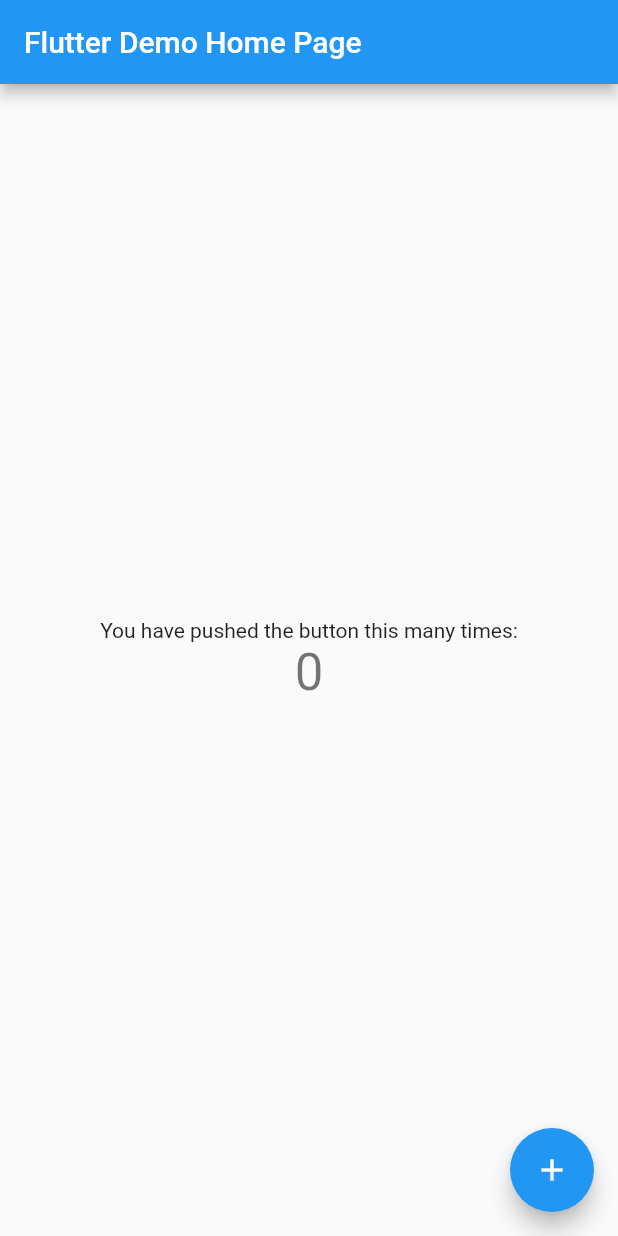
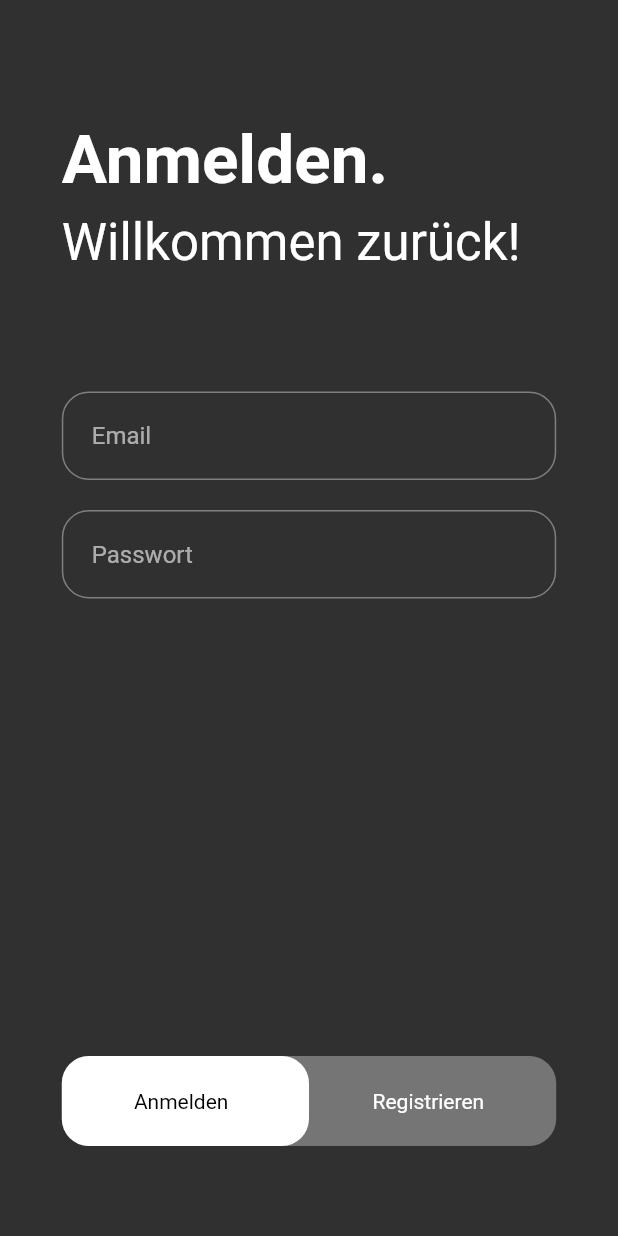
Before and after one commit to Bennet303/coronatestergebnis-mobil, a Flutter app: the screen it shows after launch, on a phone screen of 412 x 824 dp. Run offline on Flutter 3.47's test engine with Material 2 defaults, Android fonts, the phone set to English and light mode, and no system bars; our stand-ins replace bloc, dartz, equatable, firebase_auth, firebase_core, get_it; accounts and stored records are empty.

Commit message:
add sigin in presentation

```diff
--- a/lib/core/error/failure.dart
+++ b/lib/core/error/failure.dart
@@ -1,7 +1,8 @@
 import 'package:equatable/equatable.dart';
 
 abstract class Failure extends Equatable {
+  final String message;
   // If the subclasses have some properties, they'll get passed to this constructor
   // so that Equatable can perform value comparison.
-  Failure([List properties = const <dynamic>[]]) : super();
+  Failure(this.message, [List properties = const <dynamic>[]]) : super();
 }
--- a/lib/features/authentication/data/datasources/firebase.remote.data.source.dart
+++ b/lib/features/authentication/data/datasources/firebase.remote.data.source.dart
@@ -9,7 +9,7 @@
   FirebaseAuth auth = FirebaseAuth.instance;
 
   @override
-  UserModel getCurrentUser() {
+  Future<UserModel> getCurrentUser() async {
     final user = auth.currentUser;
     final name = auth.currentUser?.displayName?.split(';') ?? ["", ""];
     return new UserModel(
@@ -20,12 +20,12 @@
   }
 
   @override
-  bool isLoggedIn() {
+  Future<bool> isLoggedIn() async {
     return auth.currentUser != null;
   }
 
   @override
-  void login(Credentials credentials) {
+  Future<void> login(Credentials credentials) async {
     auth.signInWithEmailAndPassword(
         email: credentials.email, password: credentials.password);
   }
--- a/lib/features/authentication/data/datasources/login.remote.data.source.dart
+++ b/lib/features/authentication/data/datasources/login.remote.data.source.dart
@@ -1,6 +1,5 @@
 import '../models/user.model.dart';
 import '../../domain/entities/credentials.dart';
-import 'package:dartz/dartz.dart';
 
 abstract class LoginRemoteDataSource {
   Future login(Credentials credentials);
--- a/lib/features/authentication/data/repositories/login.repository.impl.dart
+++ b/lib/features/authentication/data/repositories/login.repository.impl.dart
@@ -1,4 +1,5 @@
 import 'package:dartz/dartz.dart';
+
 import '../datasources/login.remote.data.source.dart';
 import 'package:coronatestergebnis_app/features/authentication/domain/entities/credentials.dart';
 
--- a/lib/features/authentication/presentation/bloc/login_event.dart
+++ /dev/null
@@ -1,4 +0,0 @@
-part of 'login_bloc.dart';
-
-@immutable
-abstract class LoginEvent {}
--- a/lib/features/authentication/presentation/bloc/login_state.dart
+++ /dev/null
@@ -1,4 +0,0 @@
-part of 'login_bloc.dart';
-@immutable
-abstract class LoginState {}
-class LoginInitial extends LoginState {}
--- /dev/null
+++ b/lib/features/authentication/presentation/pages/authentication.page.content.dart
@@ -0,0 +1,40 @@
+import 'package:coronatestergebnis_app/features/authentication/presentation/pages/register.page.dart';
+import 'package:coronatestergebnis_app/features/authentication/presentation/pages/sign.in.page.dart';
+import 'package:coronatestergebnis_app/features/authentication/presentation/widgets/text.input.field.dart';
+import 'package:flutter/material.dart';
+
+class AuthenticationPageContent extends StatefulWidget {
+  @override
+  State<AuthenticationPageContent> createState() =>
+      _AuthenticationPageContentState();
+}
+
+class _AuthenticationPageContentState extends State<AuthenticationPageContent> {
+  PageController _pageController = PageController(initialPage: 0);
+  @override
+  Widget build(BuildContext context) {
+    return PageView(
+      controller: _pageController,
+      children: [
+        Padding(
+          padding: EdgeInsets.symmetric(
+            horizontal: MediaQuery.of(context).size.width * 0.1,
+          ),
+          child: SignInPage(),
+        ),
+        Padding(
+          padding: EdgeInsets.symmetric(
+            horizontal: MediaQuery.of(context).size.width * 0.1,
+          ),
+          child: RegisterPage(),
+        ),
+      ],
+    );
+  }
+
+  @override
+  void dispose() {
+    _pageController.dispose();
+    super.dispose();
+  }
+}
--- /dev/null
+++ b/lib/features/authentication/presentation/pages/authentication.page.dart
@@ -0,0 +1,28 @@
+import 'package:coronatestergebnis_app/features/authentication/presentation/pages/authentication.page.content.dart';
+import 'package:coronatestergebnis_app/features/authentication/presentation/widgets/sign.in.register.switch.dart';
+import 'package:flutter/material.dart';
+
+class AuthenticationPage extends StatelessWidget {
+  @override
+  Widget build(BuildContext context) {
+    return Scaffold(
+      body: Container(
+        padding: EdgeInsets.symmetric(vertical: 60),
+        child: Stack(
+          children: [
+            Positioned.fill(child: AuthenticationPageContent()),
+            Align(
+              alignment: FractionalOffset.bottomCenter,
+              child: Padding(
+                padding: EdgeInsets.symmetric(
+                  horizontal: MediaQuery.of(context).size.width * 0.1,
+                ),
+                child: SignInRegisterSwitch(),
+              ),
+            ),
+          ],
+        ),
+      ),
+    );
+  }
+}
--- /dev/null
+++ b/lib/features/authentication/presentation/pages/sign.in.page.dart
@@ -0,0 +1,53 @@
+import 'package:coronatestergebnis_app/features/authentication/presentation/widgets/text.input.field.dart';
+import 'package:flutter/material.dart';
+
+class SignInPage extends StatelessWidget {
+  final TextEditingController _passwordController = new TextEditingController();
+  final TextEditingController _emailController = new TextEditingController();
+
+  @override
+  Widget build(BuildContext context) {
+    return Column(
+      children: [
+        Column(
+          children: [
+            Container(
+              margin: EdgeInsets.only(top: 20, bottom: 80),
+              width: MediaQuery.of(context).size.width,
+              child: Align(
+                alignment: Alignment.centerLeft,
+                child: Column(
+                  crossAxisAlignment: CrossAxisAlignment.start,
+                  children: [
+                    Text(
+                      'Anmelden.',
+                      style: Theme.of(context).textTheme.headline3!.copyWith(
+                          color: Colors.white, fontWeight: FontWeight.bold),
+                    ),
+                    SizedBox(
+                      height: 8,
+                    ),
+                    Text(
+                      'Willkommen zurück!',
+                      style: Theme.of(context).textTheme.headline4!.copyWith(
+                          color: Colors.white, fontWeight: FontWeight.normal),
+                    ),
+                  ],
+                ),
+              ),
+            ),
+            TextInputField(
+              controller: _emailController,
+              hint: 'Email',
+            ),
+            SizedBox(height: 20),
+            TextInputField(
+              controller: _passwordController,
+              hint: 'Passwort',
+            ),
+          ],
+        ),
+      ],
+    );
+  }
+}
--- /dev/null
+++ b/lib/features/authentication/presentation/widgets/sign.in.register.switch.dart
@@ -0,0 +1,52 @@
+import 'package:flutter/material.dart';
+
+class SignInRegisterSwitch extends StatefulWidget {
+  @override
+  _SignInRegisterSwitchState createState() => _SignInRegisterSwitchState();
+}
+
+class _SignInRegisterSwitchState extends State<SignInRegisterSwitch> {
+  bool firstOptionActive = true;
+
+  @override
+  Widget build(BuildContext context) {
+    return Container(
+      height: 60,
+      child: Stack(
+        children: [
+          Container(
+            decoration: BoxDecoration(
+              color: Colors.grey[600],
+              borderRadius: BorderRadius.circular(18),
+            ),
+          ),
+          LayoutBuilder(
+            builder: (context, constraints) => Container(
+              width: constraints.maxWidth * 0.5,
+              decoration: BoxDecoration(
+                color: Colors.white,
+                borderRadius: BorderRadius.circular(18),
+              ),
+            ),
+          ),
+          Positioned.fill(
+            child: Row(
+              crossAxisAlignment: CrossAxisAlignment.center,
+              mainAxisAlignment: MainAxisAlignment.spaceAround,
+              children: [
+                Text(
+                  'Anmelden',
+                  style: TextStyle(
+                      color: firstOptionActive ? Colors.black : Colors.white),
+                ),
+                Text('Registrieren',
+                    style: TextStyle(
+                        color: firstOptionActive ? Colors.white : Colors.black))
+              ],
+            ),
+          )
+        ],
+      ),
+    );
+  }
+}
--- /dev/null
+++ b/lib/features/authentication/presentation/widgets/text.input.field.dart
@@ -0,0 +1,22 @@
+import 'package:flutter/material.dart';
+
+class TextInputField extends StatelessWidget {
+  final TextEditingController controller;
+  final String hint;
+
+  const TextInputField({Key? key, required this.controller, required this.hint})
+      : super(key: key);
+
+  @override
+  Widget build(BuildContext context) {
+    return TextField(
+      controller: controller,
+      decoration: InputDecoration(
+        hintText: hint,
+        contentPadding: EdgeInsets.all(20),
+        border: OutlineInputBorder(
+            borderRadius: BorderRadius.all(Radius.circular(18.0))),
+      ),
+    );
+  }
+}
--- a/lib/main.dart
+++ b/lib/main.dart
@@ -1,7 +1,8 @@
+import 'package:coronatestergebnis_app/features/authentication/presentation/pages/authentication.page.dart';
 import 'package:flutter/material.dart';
 import 'package:firebase_core/firebase_core.dart';
 
-void main() {
+void main() async {
   WidgetsFlutterBinding.ensureInitialized();
   runApp(MyApp());
 }
@@ -12,14 +13,15 @@
   Widget build(BuildContext context) {
     return MaterialApp(
       title: 'Flutter Demo',
-      theme: ThemeData(
-        primarySwatch: Colors.blue,
-      ),
+      theme: ThemeData.dark(),
       home: FutureBuilder(
-        future: _initialization,
-        builder: (context, snapshot) =>
-            MyHomePage(title: 'Flutter Demo Home Page'),
-      ),
+          future: _initialization,
+          builder: (context, snapshot) {
+            if (snapshot.connectionState == ConnectionState.done) {
+              return AuthenticationPage();
+            }
+            return Container();
+          }),
     );
   }
 }
--- a/pubspec.yaml
+++ b/pubspec.yaml
@@ -25,7 +25,7 @@
     sdk: flutter
   flutter_bloc: ^7.0.1
   get_it: ^7.1.3
-  dartz: ^0.9.2
+  dartz: ^0.10.0-nullsafety.0
   firebase_auth: ^1.3.0
   firebase_core: ^1.2.1
   cloud_firestore: ^2.2.1
```
Also changed, not shown: lib/core/dependency.injector.dart (+14 -1 lines), lib/features/authentication/presentation/bloc/authentication_bloc.dart (added, +26 -0 lines), lib/features/authentication/presentation/bloc/authentication_event.dart (added, +12 -0 lines), lib/features/authentication/presentation/bloc/authentication_state.dart (added, +16 -0 lines), lib/features/authentication/presentation/bloc/login_bloc.dart (deleted, +0 -15 lines), lib/features/authentication/presentation/pages/register.page.dart (added, +48 -0 lines), pubspec.lock, 2 other files.
